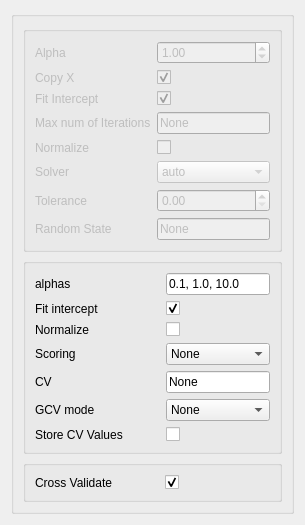
tisaconundrum2/PySAT-GUI, file ui/Ridge.ui: the form before one commit.
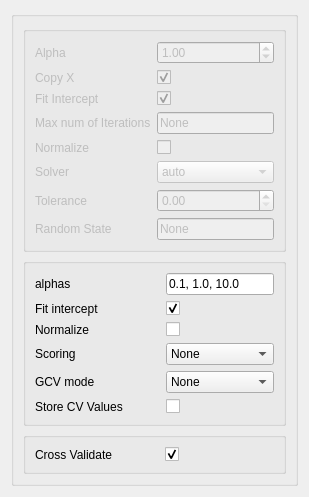
The form after the commit.

Commit message: Removing CV

```diff
--- a/ui/Ridge.ui
+++ b/ui/Ridge.ui
@@ -2,14 +2,6 @@
 <ui version="4.0">
  <class>Form</class>
  <widget class="QWidget" name="Form">
-  <property name="geometry">
-   <rect>
-    <x>0</x>
-    <y>0</y>
-    <width>305</width>
-    <height>459</height>
-   </rect>
-  </property>
   <property name="sizePolicy">
    <sizepolicy hsizetype="Ignored" vsizetype="Ignored">
     <horstretch>0</horstretch>
@@ -237,27 +229,13 @@
           </widget>
          </item>
          <item row="4" column="0">
-          <widget class="QLabel" name="cvLabel_cv">
-           <property name="text">
-            <string>CV</string>
-           </property>
-          </widget>
-         </item>
-         <item row="4" column="1">
-          <widget class="QLineEdit" name="cvLineEdit_cv">
-           <property name="text">
-            <string>None</string>
-           </property>
-          </widget>
-         </item>
-         <item row="5" column="0">
           <widget class="QLabel" name="gCVModeLabel_cv">
            <property name="text">
             <string>GCV mode</string>
            </property>
           </widget>
          </item>
-         <item row="5" column="1">
+         <item row="4" column="1">
           <widget class="QComboBox" name="gCVModeComboBox_cv">
            <item>
             <property name="text">
@@ -281,14 +259,14 @@
            </item>
           </widget>
          </item>
-         <item row="6" column="0">
+         <item row="5" column="0">
           <widget class="QLabel" name="storeCVValuesLabel_cv">
            <property name="text">
             <string>Store CV Values           </string>
            </property>
           </widget>
          </item>
-         <item row="6" column="1">
+         <item row="5" column="1">
           <widget class="QCheckBox" name="storeCVValuesCheckBox_cv"/>
          </item>
         </layout>
```
The commit also changes 1 other file.
